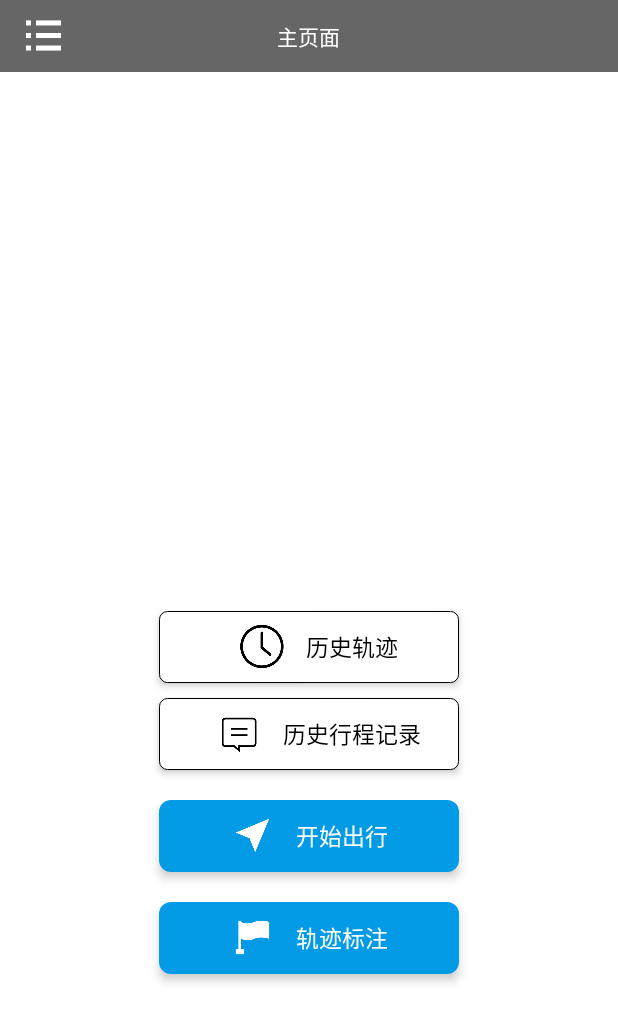
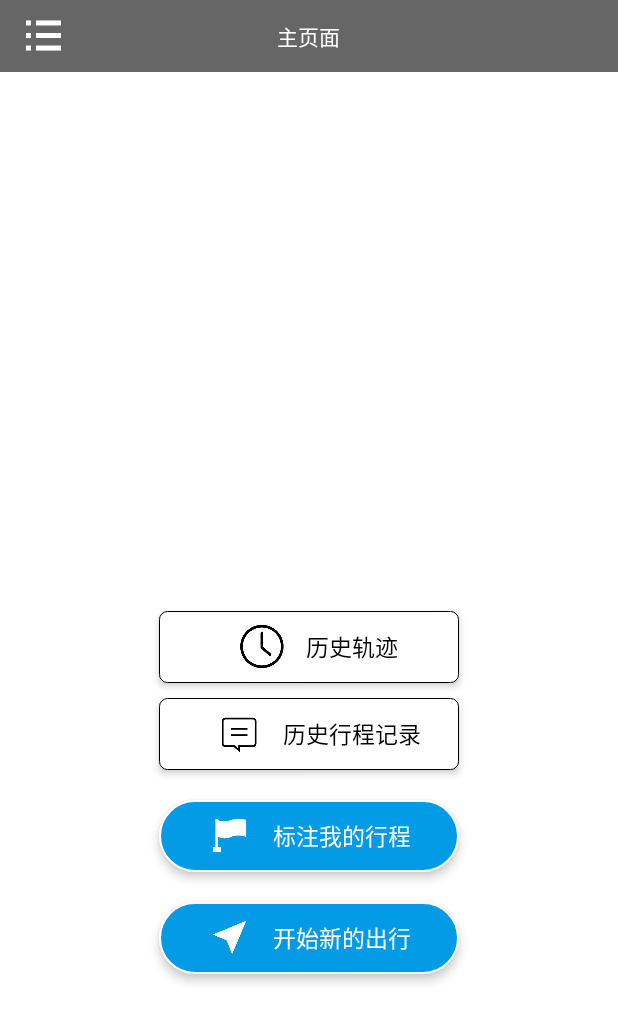
Before and after one commit to zhangjunpeng/point, an Android app: the MainActivity screen opened directly, with no data from a screen before it, on a phone screen of 412 x 824 dp. Shown: the top 1022 px of the screen. Run offline under Robolectric (Android 15) with nearby library versions, the phone set to English and light mode, and no system bars; our stand-ins replace EventBus, Room's generated code; libraries missing offline, so code that uses them is left out: com.blankj.utilcode, com.tencent.bugly; 4 statements that could not run were skipped.

Commit message:
优化9.15（2）

```diff
--- /dev/null
+++ b/app/src/main/res/drawable/white_border_text_blue.xml
@@ -0,0 +1,13 @@
+<?xml version="1.0" encoding="utf-8"?>
+<shape xmlns:android="http://schemas.android.com/apk/res/android">
+    <corners
+        android:radius="24dp"
+        />
+    <solid
+        android:color="@color/light_blue_600"
+        />
+    <stroke
+        android:width="1dp"
+        android:color="@color/white"
+        />
+</shape>
--- a/app/src/main/res/layout/activity_main.xml
+++ b/app/src/main/res/layout/activity_main.xml
@@ -139,6 +139,34 @@
                 android:orientation="vertical">
 
                 <LinearLayout
+                    android:id="@+id/tagging_main_ac"
+                    android:layout_width="200dp"
+                    android:layout_height="48dp"
+                    android:layout_gravity="center"
+                    android:gravity="center"
+                    android:elevation="4dp"
+                    android:orientation="horizontal"
+                    android:layout_marginTop="20dp"
+                    android:background="@drawable/white_border_text_blue"
+                    >
+
+                    <ImageView
+                        android:layout_width="30dp"
+                        android:layout_height="30dp"
+                        android:layout_gravity="center_vertical"
+                        android:src="@drawable/tagging" />
+
+                    <TextView
+                        android:layout_width="wrap_content"
+                        android:layout_height="wrap_content"
+                        android:layout_gravity="center_vertical"
+                        android:layout_marginLeft="14dp"
+                        android:text="标注我的行程"
+                        android:textColor="@color/white"
+                        android:textSize="15sp" />
+                </LinearLayout>
+
+                <LinearLayout
                     android:id="@+id/travel_main_ac"
                     android:layout_width="200dp"
                     android:layout_height="48dp"
@@ -147,7 +175,7 @@
                     android:layout_marginTop="20dp"
                     android:elevation="4dp"
                     android:orientation="horizontal"
-                    android:background="@drawable/border_text_blue"
+                    android:background="@drawable/white_border_text_blue"
                     >
 
                     <ImageView
@@ -161,38 +189,12 @@
                         android:layout_height="wrap_content"
                         android:layout_gravity="center_vertical"
                         android:layout_marginLeft="14dp"
-                        android:text="开始出行"
+                        android:text="开始新的出行"
                         android:textColor="@color/white"
                         android:textSize="15sp" />
                 </LinearLayout>
 
-                <LinearLayout
-                    android:id="@+id/tagging_main_ac"
-                    android:layout_width="200dp"
-                    android:layout_height="48dp"
-                    android:layout_gravity="center"
-                    android:gravity="center"
-                    android:elevation="4dp"
-                    android:orientation="horizontal"
-                    android:layout_marginTop="20dp"
-                    android:background="@drawable/border_text_blue"
-                    >
 
-                    <ImageView
-                        android:layout_width="30dp"
-                        android:layout_height="30dp"
-                        android:layout_gravity="center_vertical"
-                        android:src="@drawable/tagging" />
-
-                    <TextView
-                        android:layout_width="wrap_content"
-                        android:layout_height="wrap_content"
-                        android:layout_gravity="center_vertical"
-                        android:layout_marginLeft="14dp"
-                        android:text="轨迹标注"
-                        android:textColor="@color/white"
-                        android:textSize="15sp" />
-                </LinearLayout>
             </LinearLayout>
 
         </LinearLayout>
```
